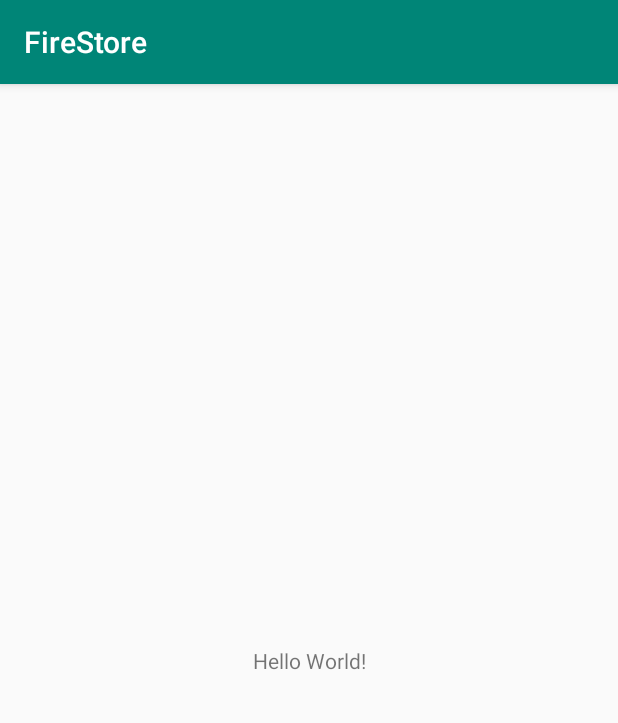
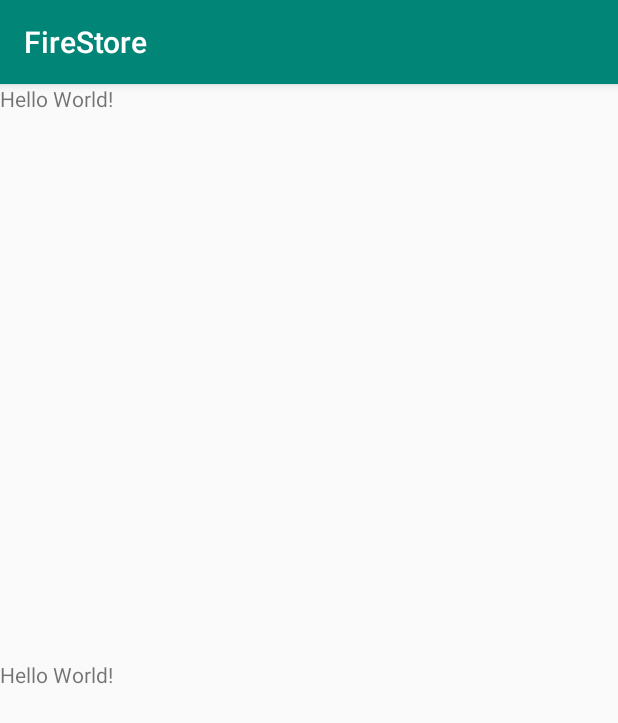
Before and after one commit to JuanPabloGH2411/FireStore, an Android app: the screen it shows after launch (MainActivity), on a phone screen of 412 x 824 dp. Shown: the top 723 px of the screen. Run offline under Robolectric (Android 15) with nearby library versions, the phone set to English and light mode, and no system bars; our stand-ins replace Firebase (no records; nobody signed in at launch, a user with empty details on screens opened directly); libraries missing offline, so code that uses them is left out: com.firebase.ui; 3 statements that could not run were skipped.

Commit message:
Notificaciones push

```diff
--- a/app/build.gradle
+++ b/app/build.gradle
@@ -36,6 +36,7 @@ dependencies {
     implementation 'com.google.firebase:firebase-core:17.2.2'
     implementation 'com.google.firebase:firebase-auth:19.2.0'
     implementation 'com.firebaseui:firebase-ui-auth:6.2.0'
+    implementation 'com.google.firebase:firebase-messaging:20.1.0'
 
     //facebook
     implementation 'com.facebook.android:facebook-android-sdk:4.33.0'
--- a/app/src/main/java/com/jericoluna/firestore/MainActivity.kt
+++ b/app/src/main/java/com/jericoluna/firestore/MainActivity.kt
@@ -1,7 +1,10 @@
 package com.jericoluna.firestore
 
 import android.app.Activity
+import android.content.BroadcastReceiver
+import android.content.Context
 import android.content.Intent
+import android.content.IntentFilter
 import android.content.pm.PackageInfo
 import android.content.pm.PackageManager
 import android.location.LocationListener
@@ -10,8 +13,12 @@ import android.os.Bundle
 import android.util.Base64
 import android.util.Log
 import android.widget.Toast
+import androidx.localbroadcastmanager.content.LocalBroadcastManager
 import com.firebase.ui.auth.AuthUI
+import com.google.android.gms.tasks.OnCompleteListener
 import com.google.firebase.auth.FirebaseAuth
+import com.google.firebase.iid.FirebaseInstanceId
+import kotlinx.android.synthetic.main.activity_main.*
 import java.security.MessageDigest
 
 class MainActivity : AppCompatActivity() {
@@ -44,6 +51,29 @@ class MainActivity : AppCompatActivity() {
 
 
      */
+        if(intent.hasExtra("Body")){
+            txtIntent.text =intent.getStringExtra("Body")
+        }
+
+        LocalBroadcastManager.getInstance(this).registerReceiver(
+            receiver(),
+            IntentFilter("NOTIFICATION_ACTION")
+        )
+
+        FirebaseInstanceId.getInstance().instanceId
+            .addOnCompleteListener( OnCompleteListener {task ->
+                if(!task.isSuccessful){
+                    Log.w(MainActivity::class.java.simpleName,"getInstance failed", task.exception)
+                    return@OnCompleteListener
+                }
+
+                val token =task.result?.token
+
+                Log.d(MainActivity::class.java.simpleName,token)
+                Toast.makeText(baseContext,token,Toast.LENGTH_SHORT).show()
+            })
+
+
 
         firebaseAuth = FirebaseAuth.getInstance()
         firebaseAuthListener=FirebaseAuth.AuthStateListener {
@@ -77,10 +107,22 @@ class MainActivity : AppCompatActivity() {
         firebaseAuth.addAuthStateListener ( firebaseAuthListener )
     }
 
+    fun receiver()= object: BroadcastReceiver(){
+        override fun onReceive(context: Context?, intent: Intent?) {
+          txtUpdate.text = intent?.getStringExtra("text")
+        }
+
+    }
+
     override fun onActivityResult(requestCode: Int, resultCode: Int, data: Intent?) {
         super.onActivityResult(requestCode, resultCode, data)
         if(requestCode==101 && resultCode==Activity.RESULT_OK){
             Toast.makeText(this,"Bienvenido",Toast.LENGTH_SHORT).show()
         }
     }
+
+    override fun onDestroy() {
+        super.onDestroy()
+        LocalBroadcastManager.getInstance(this).unregisterReceiver(receiver())
+    }
 }
--- a/app/src/main/java/com/jericoluna/firestore/SplashActivity.kt
+++ b/app/src/main/java/com/jericoluna/firestore/SplashActivity.kt
@@ -1,13 +1,30 @@
 package com.jericoluna.firestore
 
+import android.app.NotificationChannel
+import android.app.NotificationManager
+import android.content.Context
 import android.content.Intent
+import android.graphics.Color
 import androidx.appcompat.app.AppCompatActivity
 import android.os.Bundle
+import androidx.core.app.NotificationManagerCompat
 
 class SplashActivity : AppCompatActivity() {
 
     override fun onCreate(savedInstanceState: Bundle?) {
         super.onCreate(savedInstanceState)
+
+        val androidChannel= NotificationChannel("FireStore",
+            "FireStore",NotificationManagerCompat.IMPORTANCE_HIGH);
+        androidChannel.enableLights(true)
+        androidChannel.enableVibration(true)
+        androidChannel.setLightColor(Color.GREEN)
+        (getSystemService(Context.NOTIFICATION_SERVICE) as? android.app.NotificationManager)
+            ?.createNotificationChannel(androidChannel)
+
+
+
+
        val intent = Intent(this,MainActivity::class.java)
         startActivity(intent)
         finish()
--- a/app/src/main/res/layout/activity_main.xml
+++ b/app/src/main/res/layout/activity_main.xml
@@ -1,18 +1,32 @@
 <?xml version="1.0" encoding="utf-8"?>
-<androidx.constraintlayout.widget.ConstraintLayout xmlns:android="http://schemas.android.com/apk/res/android"
+<LinearLayout xmlns:android="http://schemas.android.com/apk/res/android"
     xmlns:app="http://schemas.android.com/apk/res-auto"
     xmlns:tools="http://schemas.android.com/tools"
     android:layout_width="match_parent"
     android:layout_height="match_parent"
+    android:orientation="vertical"
     tools:context=".MainActivity">
 
     <TextView
+        android:id="@+id/txtIntent"
         android:layout_width="wrap_content"
         android:layout_height="wrap_content"
         android:text="Hello World!"
+        android:layout_weight="1"
         app:layout_constraintBottom_toBottomOf="parent"
         app:layout_constraintLeft_toLeftOf="parent"
         app:layout_constraintRight_toRightOf="parent"
         app:layout_constraintTop_toTopOf="parent" />
 
-</androidx.constraintlayout.widget.ConstraintLayout>
+    <TextView
+        android:id="@+id/txtUpdate"
+        android:layout_width="wrap_content"
+        android:layout_height="wrap_content"
+        android:text="Hello World!"
+        android:layout_weight="1"
+        app:layout_constraintBottom_toBottomOf="parent"
+        app:layout_constraintLeft_toLeftOf="parent"
+        app:layout_constraintRight_toRightOf="parent"
+        app:layout_constraintTop_toTopOf="parent" />
+
+</LinearLayout>
```
Also changed, not shown: app/src/main/AndroidManifest.xml (+21 -0 lines), app/src/main/java/com/jericoluna/firestore/Notification/NotificationManager.kt (added, +69 -0 lines).
